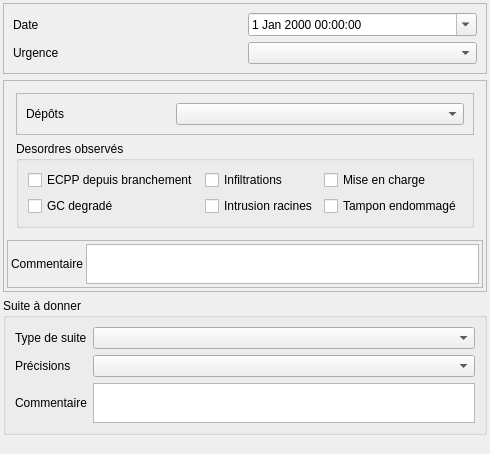
Above: Lamia/toolprepro/base2_assainissement/lamiabaseassainissement_observation_tool_ui.ui from Artelia/Lamia before the change. Below: the same form after it.
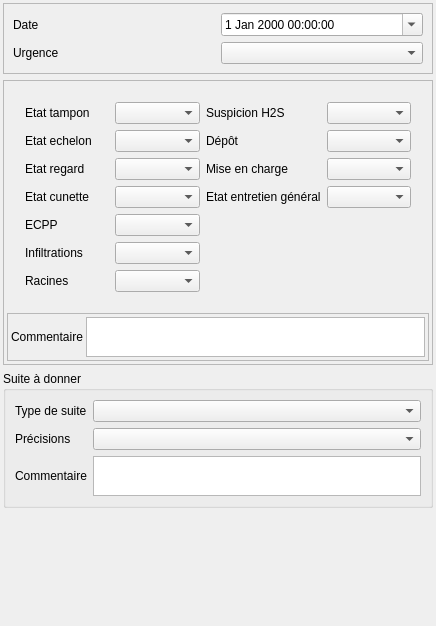
That is the form after the change. The open tabs and pages were chosen to show the change. Icons and pictures are not drawn.

What changed in the file:
```diff
--- a/Lamia/toolprepro/base2_assainissement/lamiabaseassainissement_observation_tool_ui.ui
+++ b/Lamia/toolprepro/base2_assainissement/lamiabaseassainissement_observation_tool_ui.ui
@@ -7,7 +7,7 @@
     <x>0</x>
     <y>0</y>
     <width>436</width>
-    <height>454</height>
+    <height>626</height>
    </rect>
   </property>
   <property name="windowTitle">
@@ -127,77 +127,197 @@
         </widget>
         <widget class="QWidget" name="page_2">
          <layout class="QGridLayout" name="gridLayout_2">
-          <item row="1" column="0">
-           <widget class="QGroupBox" name="groupBox_2">
-            <property name="title">
-             <string>Desordres observés</string>
-            </property>
-            <layout class="QGridLayout" name="gridLayout_5">
-             <item row="0" column="1">
-              <widget class="QCheckBox" name="checkBox_infiltration">
-               <property name="text">
-                <string>Infiltrations</string>
-               </property>
-              </widget>
-             </item>
-             <item row="1" column="0">
-              <widget class="QCheckBox" name="checkBox_gcdegrade">
-               <property name="text">
-                <string>GC degradé</string>
-               </property>
-              </widget>
-             </item>
-             <item row="1" column="1">
-              <widget class="QCheckBox" name="checkBox_racines">
-               <property name="text">
-                <string>Intrusion racines</string>
-               </property>
-              </widget>
-             </item>
-             <item row="0" column="0">
-              <widget class="QCheckBox" name="checkBox_ecpp">
-               <property name="text">
-                <string>ECPP depuis branchement</string>
-               </property>
-              </widget>
-             </item>
-             <item row="0" column="2">
-              <widget class="QCheckBox" name="checkBox_charge">
-               <property name="text">
-                <string>Mise en charge</string>
-               </property>
-              </widget>
-             </item>
-             <item row="1" column="2">
-              <widget class="QCheckBox" name="checkBox_tamponendommage">
-               <property name="text">
-                <string>Tampon endommagé</string>
-               </property>
-              </widget>
-             </item>
-            </layout>
-           </widget>
-          </item>
           <item row="0" column="0">
-           <widget class="QFrame" name="frame_2">
-            <property name="frameShape">
-             <enum>QFrame::StyledPanel</enum>
+           <widget class="QStackedWidget" name="stackedWidget_2">
+            <property name="currentIndex">
+             <number>0</number>
             </property>
-            <property name="frameShadow">
-             <enum>QFrame::Raised</enum>
-            </property>
-            <layout class="QHBoxLayout" name="horizontalLayout" stretch="1,2">
-             <item>
-              <widget class="QLabel" name="label_10">
-               <property name="text">
-                <string>Dépôts</string>
-               </property>
-              </widget>
-             </item>
-             <item>
-              <widget class="QComboBox" name="comboBox_depot"/>
-             </item>
-            </layout>
+            <widget class="QWidget" name="page_6">
+             <layout class="QGridLayout" name="gridLayout_7">
+              <item row="5" column="1">
+               <widget class="QComboBox" name="comboBox_infiltration"/>
+              </item>
+              <item row="3" column="2">
+               <widget class="QLabel" name="label_18">
+                <property name="text">
+                 <string>Etat entretien général</string>
+                </property>
+               </widget>
+              </item>
+              <item row="5" column="0">
+               <widget class="QLabel" name="label_25">
+                <property name="text">
+                 <string>Infiltrations</string>
+                </property>
+               </widget>
+              </item>
+              <item row="4" column="0">
+               <widget class="QLabel" name="label_10">
+                <property name="text">
+                 <string>ECPP</string>
+                </property>
+               </widget>
+              </item>
+              <item row="4" column="1">
+               <widget class="QComboBox" name="comboBox_ecpp"/>
+              </item>
+              <item row="0" column="0">
+               <widget class="QLabel" name="label_11">
+                <property name="text">
+                 <string>Etat tampon</string>
+                </property>
+               </widget>
+              </item>
+              <item row="0" column="1">
+               <widget class="QComboBox" name="comboBox_etattampon"/>
+              </item>
+              <item row="1" column="0">
+               <widget class="QLabel" name="label_12">
+                <property name="text">
+                 <string>Etat echelon</string>
+                </property>
+               </widget>
+              </item>
+              <item row="3" column="0">
+               <widget class="QLabel" name="label_13">
+                <property name="text">
+                 <string>Etat cunette</string>
+                </property>
+               </widget>
+              </item>
+              <item row="1" column="1">
+               <widget class="QComboBox" name="comboBox_etatechelon"/>
+              </item>
+              <item row="2" column="0">
+               <widget class="QLabel" name="label_14">
+                <property name="text">
+                 <string>Etat regard</string>
+                </property>
+               </widget>
+              </item>
+              <item row="2" column="1">
+               <widget class="QComboBox" name="comboBox_etatregard"/>
+              </item>
+              <item row="3" column="1">
+               <widget class="QComboBox" name="comboBox_etatcunette"/>
+              </item>
+              <item row="0" column="2">
+               <widget class="QLabel" name="label_15">
+                <property name="text">
+                 <string>Suspicion H2S</string>
+                </property>
+               </widget>
+              </item>
+              <item row="0" column="3">
+               <widget class="QComboBox" name="comboBox_h2s"/>
+              </item>
+              <item row="1" column="2">
+               <widget class="QLabel" name="label_16">
+                <property name="text">
+                 <string>Dépôt</string>
+                </property>
+               </widget>
+              </item>
+              <item row="1" column="3">
+               <widget class="QComboBox" name="comboBox_depot"/>
+              </item>
+              <item row="2" column="2">
+               <widget class="QLabel" name="label_17">
+                <property name="text">
+                 <string>Mise en charge</string>
+                </property>
+               </widget>
+              </item>
+              <item row="2" column="3">
+               <widget class="QComboBox" name="comboBox_miseencharge"/>
+              </item>
+              <item row="3" column="3">
+               <widget class="QComboBox" name="comboBox_entretiengeneral"/>
+              </item>
+              <item row="6" column="0">
+               <widget class="QLabel" name="label_26">
+                <property name="text">
+                 <string>Racines</string>
+                </property>
+               </widget>
+              </item>
+              <item row="6" column="1">
+               <widget class="QComboBox" name="comboBox_racines"/>
+              </item>
+             </layout>
+            </widget>
+            <widget class="QWidget" name="page_7">
+             <layout class="QGridLayout" name="gridLayout_8">
+              <item row="1" column="0">
+               <widget class="QLabel" name="label_19">
+                <property name="text">
+                 <string>Etat bâche</string>
+                </property>
+               </widget>
+              </item>
+              <item row="1" column="1">
+               <widget class="QComboBox" name="comboBox_etatbache"/>
+              </item>
+              <item row="0" column="0">
+               <widget class="QLabel" name="label_20">
+                <property name="text">
+                 <string>Etat tampon</string>
+                </property>
+               </widget>
+              </item>
+              <item row="0" column="1">
+               <widget class="QComboBox" name="comboBox_PRetattampon"/>
+              </item>
+              <item row="2" column="0">
+               <widget class="QLabel" name="label_21">
+                <property name="text">
+                 <string>Etat poires</string>
+                </property>
+               </widget>
+              </item>
+              <item row="2" column="1">
+               <widget class="QComboBox" name="comboBox_etatasservissement"/>
+              </item>
+             </layout>
+            </widget>
+            <widget class="QWidget" name="page_4">
+             <layout class="QGridLayout" name="gridLayout_9">
+              <item row="0" column="0">
+               <widget class="QLabel" name="label_22">
+                <property name="text">
+                 <string>Etat général</string>
+                </property>
+               </widget>
+              </item>
+              <item row="1" column="0">
+               <widget class="QLabel" name="label_23">
+                <property name="text">
+                 <string>Encombrement/ensablement</string>
+                </property>
+               </widget>
+              </item>
+              <item row="1" column="1">
+               <widget class="QComboBox" name="comboBox_DSHencombrement"/>
+              </item>
+              <item row="0" column="1">
+               <widget class="QComboBox" name="comboBox_DSHetageneral"/>
+              </item>
+             </layout>
+            </widget>
+            <widget class="QWidget" name="page_5">
+             <layout class="QGridLayout" name="gridLayout_10">
+              <item row="0" column="0">
+               <widget class="QLabel" name="label_24">
+                <property name="text">
+                 <string>Etat général</string>
+                </property>
+               </widget>
+              </item>
+              <item row="0" column="1">
+               <widget class="QComboBox" name="comboBox_DIVetatgeneral"/>
+              </item>
+             </layout>
+            </widget>
            </widget>
           </item>
          </layout>
```
Left out of the diff: 2 changed lines with no effect on the pictures.
